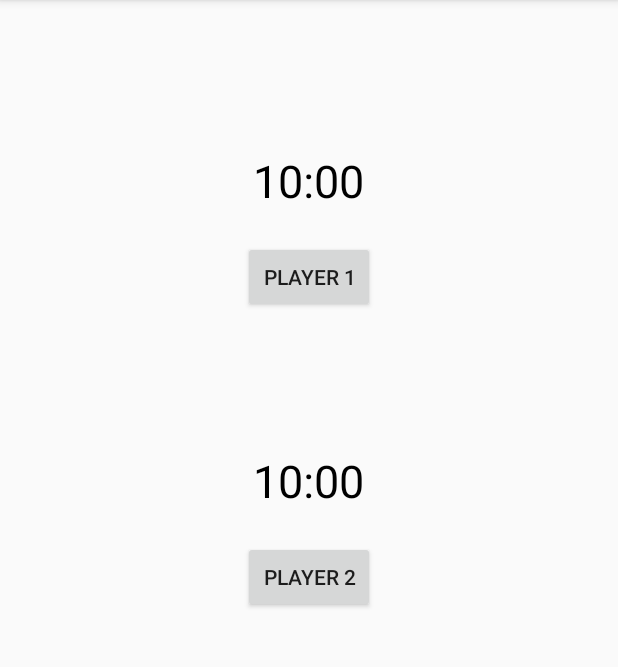
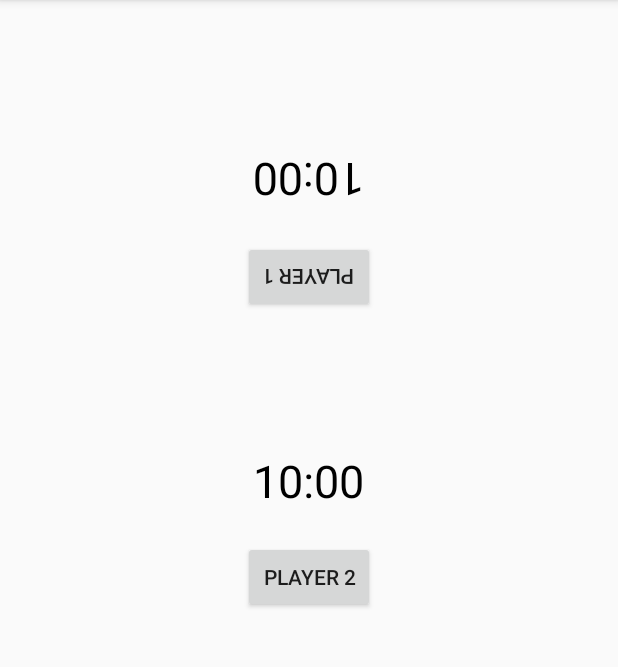
Before and after one commit to ZeuS-05/Chess-Timer-android-App, an Android app: the screen it shows after launch (MainActivity), on a phone screen of 412 x 824 dp, the part 84-751 px from its top. Run offline under Robolectric (Android 15) with nearby library versions, the phone set to English and light mode, and no system bars.

Commit message:
INVERT DISPLAY

```diff
--- a/app/src/main/res/layout/activity_main.xml
+++ b/app/src/main/res/layout/activity_main.xml
@@ -1,5 +1,6 @@
 <?xml version="1.0" encoding="utf-8"?>
-<RelativeLayout xmlns:android="http://schemas.android.com/apk/res/android"
+<RelativeLayout
+    xmlns:android="http://schemas.android.com/apk/res/android"
     xmlns:tools="http://schemas.android.com/tools"
     android:layout_width="match_parent"
     android:layout_height="match_parent"
@@ -13,7 +14,8 @@
         android:textSize="30sp"
         android:layout_centerHorizontal="true"
         android:layout_marginTop="100dp"
-        android:textColor="@android:color/black"/>
+        android:textColor="@android:color/black"
+        android:rotation="180"/>
 
     <TextView
         android:id="@+id/timer2"
@@ -32,7 +34,8 @@
         android:text="Player 1"
         android:layout_below="@id/timer1"
         android:layout_centerHorizontal="true"
-        android:layout_marginTop="20dp"/>
+        android:layout_marginTop="20dp"
+        android:rotation="180"/>
 
     <Button
         android:id="@+id/player2Button"
```
